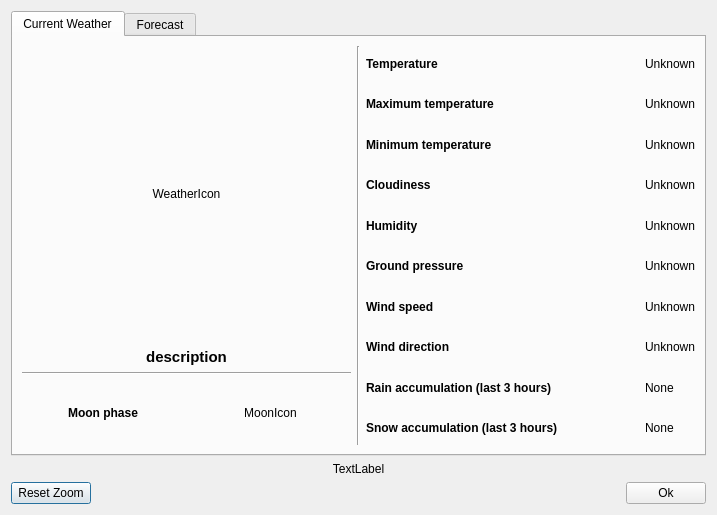
Before: the Qt Designer form WeatherDialog.ui in FelixdelasPozas/TrayWeather, drawn with Qt 5.
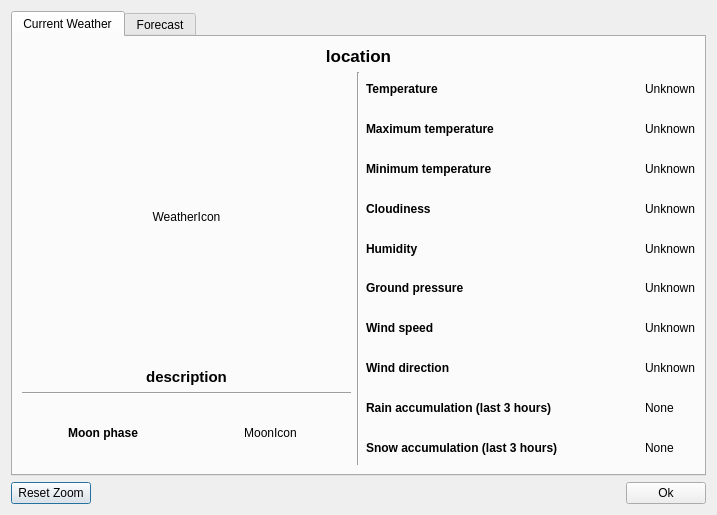
After: the same form once the commit is applied. Icons and pictures are not drawn.

Commit message: Tooltip widget for chart.

Diff of the .ui file:
```diff
--- a/WeatherDialog.ui
+++ b/WeatherDialog.ui
@@ -54,7 +54,27 @@
       <attribute name="toolTip">
        <string>Current weather information</string>
       </attribute>
-      <layout class="QVBoxLayout" name="verticalLayout_2" stretch="1">
+      <layout class="QVBoxLayout" name="verticalLayout_2" stretch="0,1">
+       <item>
+        <widget class="QLabel" name="m_location">
+         <property name="font">
+          <font>
+           <pointsize>13</pointsize>
+           <weight>75</weight>
+           <bold>true</bold>
+          </font>
+         </property>
+         <property name="text">
+          <string>location</string>
+         </property>
+         <property name="alignment">
+          <set>Qt::AlignCenter</set>
+         </property>
+         <property name="margin">
+          <number>4</number>
+         </property>
+        </widget>
+       </item>
        <item>
         <layout class="QGridLayout" name="gridLayout" columnstretch="1,0,1">
          <item row="0" column="2">
@@ -423,16 +443,6 @@
      </widget>
     </widget>
    </item>
-   <item>
-    <widget class="QLabel" name="m_updateTime">
-     <property name="text">
-      <string>TextLabel</string>
-     </property>
-     <property name="alignment">
-      <set>Qt::AlignCenter</set>
-     </property>
-    </widget>
-   </item>
    <item>
     <layout class="QHBoxLayout" name="horizontalLayout">
      <item>
```
The commit also changes 7 other files.
